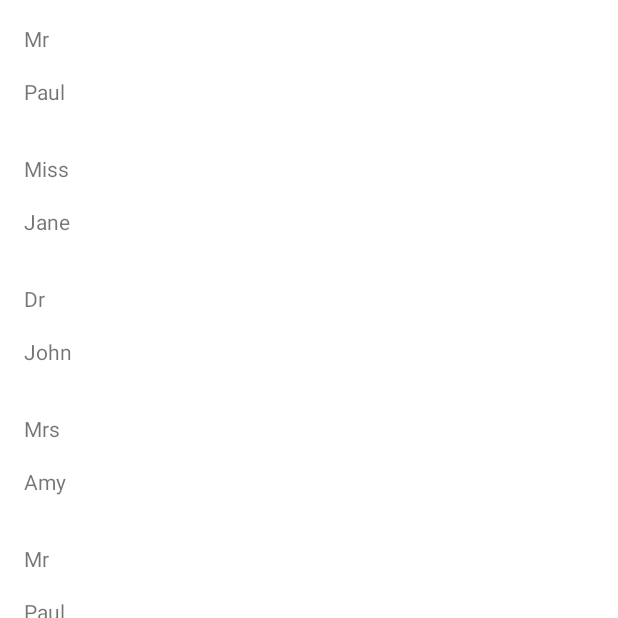
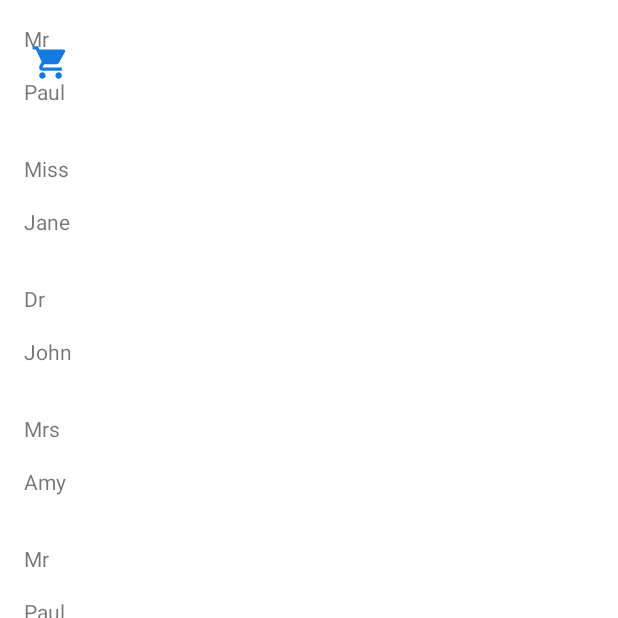
Before and after one commit to KhairoHumsi/Animations, an Android app: the fragment ListFragment shown on its own in the app's theme, on a phone screen of 412 x 824 dp, the top half of it. Run offline under Robolectric (Android 15) with nearby library versions, the phone set to English and light mode, and no system bars; our stand-ins replace data binding, sdp/ssp sizes.

Commit message:
working on some more things

```diff
--- a/app/src/main/java/com/khairo/youtubeandfacebookanimation/ui/cart/CartActivity.kt
+++ b/app/src/main/java/com/khairo/youtubeandfacebookanimation/ui/cart/CartActivity.kt
@@ -8,6 +8,7 @@ import android.view.ViewGroup
 import android.widget.Toast
 import androidx.appcompat.widget.AppCompatImageView
 import androidx.constraintlayout.widget.ConstraintSet
+import androidx.lifecycle.lifecycleScope
 import androidx.recyclerview.widget.GridLayoutManager
 import com.khairo.bases.data.BaseActivity
 import com.khairo.youtubeandfacebookanimation.BR
@@ -15,6 +16,8 @@ import com.khairo.youtubeandfacebookanimation.R
 import com.khairo.youtubeandfacebookanimation.databinding.ActivityCartBinding
 import com.khairo.youtubeandfacebookanimation.utils.ItemTouchInterceptor
 import com.khairo.youtubeandfacebookanimation.utils.transitionListener
+import kotlinx.coroutines.delay
+import kotlinx.coroutines.launch
 
 class CartActivity : BaseActivity<ActivityCartBinding>(), ItemsAdapter.OnItemClickListener {
 
@@ -171,11 +174,13 @@ class CartActivity : BaseActivity<ActivityCartBinding>(), ItemsAdapter.OnItemCli
         binding.cartMotionLayout.apply {
             when (currentState) {
                 R.id.opened_cart -> {
-                    transitionToStart()
-                    binding.cartContainer.removeAllViewsInLayout()
-                    supportFragmentManager.beginTransaction()
-                        .addToBackStack(null)
-                        .commit()
+
+                    lifecycleScope.launch {
+                        transitionToStart()
+                        delay(500)
+
+                        binding.cartContainer.removeAllViewsInLayout()
+                    }
                 }
                 else -> super.onBackPressed()
             }
--- a/app/src/main/res/layout/list_fragment.xml
+++ b/app/src/main/res/layout/list_fragment.xml
@@ -1,12 +1,42 @@
 <?xml version="1.0" encoding="utf-8"?>
-<FrameLayout xmlns:android="http://schemas.android.com/apk/res/android"
-    android:id="@+id/main"
-    android:layout_width="match_parent"
-    android:layout_height="match_parent">
+<layout xmlns:android="http://schemas.android.com/apk/res/android"
+    xmlns:app="http://schemas.android.com/apk/res-auto"
+    xmlns:tools="http://schemas.android.com/tools">
 
-    <androidx.recyclerview.widget.RecyclerView
-        android:id="@+id/list"
+    <androidx.constraintlayout.widget.ConstraintLayout
         android:layout_width="match_parent"
-        android:layout_height="match_parent" />
+        android:layout_height="match_parent">
 
-</FrameLayout>
+        <androidx.appcompat.widget.AppCompatTextView
+            android:id="@+id/cart_number"
+            android:layout_width="@dimen/_20sdp"
+            android:layout_height="wrap_content"
+            android:elevation="@dimen/_2sdp"
+            android:textAlignment="center"
+            android:layout_marginStart="@dimen/_16sdp"
+            android:layout_marginTop="@dimen/_7sdp"
+            android:textColor="@color/cerulean_blue"
+            app:layout_constraintBottom_toTopOf="@id/cart_icon"
+            app:layout_constraintTop_toTopOf="parent"
+            app:layout_constraintStart_toStartOf="parent"
+            tools:text="25" />
+
+        <androidx.appcompat.widget.AppCompatImageView
+            android:id="@+id/cart_icon"
+            android:layout_width="@dimen/_20sdp"
+            android:layout_height="@dimen/_20sdp"
+            android:elevation="@dimen/_2sdp"
+            android:scaleType="centerCrop"
+            android:src="@drawable/ic_cart"
+            android:tint="@color/cerulean_blue"
+            app:layout_constraintTop_toBottomOf="@id/cart_number"
+            app:layout_constraintEnd_toEndOf="@id/cart_number"
+            app:layout_constraintStart_toStartOf="@id/cart_number" />
+
+        <androidx.recyclerview.widget.RecyclerView
+            android:id="@+id/list"
+            android:layout_width="match_parent"
+            android:layout_height="match_parent" />
+
+    </androidx.constraintlayout.widget.ConstraintLayout>
+</layout>
```
